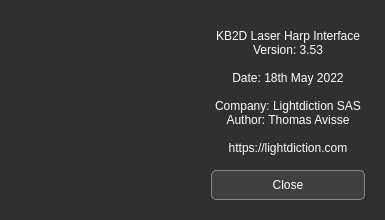
Qt form aboutdialog.ui (Lightdiction/KB2D_Interface_V3) before a commit.
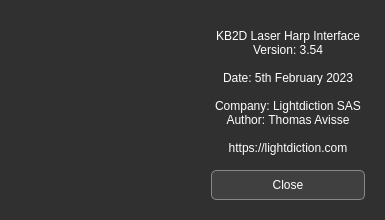
The same form after that commit. Icons and pictures are not drawn.

```diff
--- a/aboutdialog.ui
+++ b/aboutdialog.ui
@@ -114,9 +114,9 @@
         </property>
         <property name="text">
          <string>KB2D Laser Harp Interface
-Version: 3.53
+Version: 3.54
 
-Date: 18th May 2022
+Date: 5th February 2023
 
 Company: Lightdiction SAS
 Author: Thomas Avisse
```
